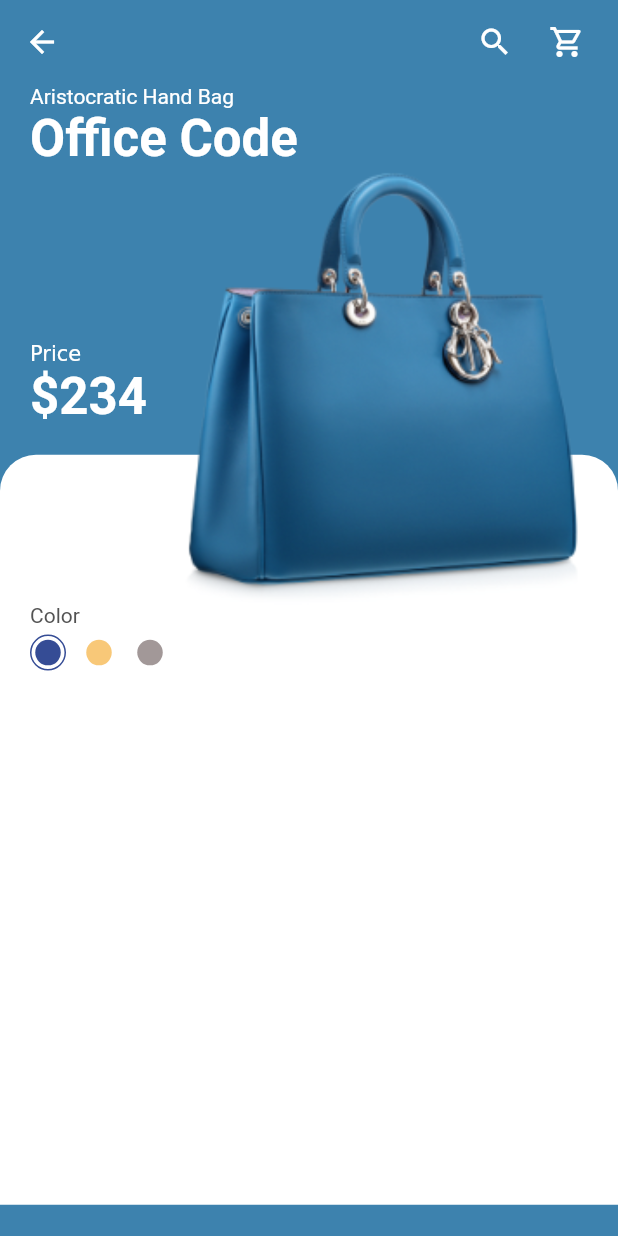
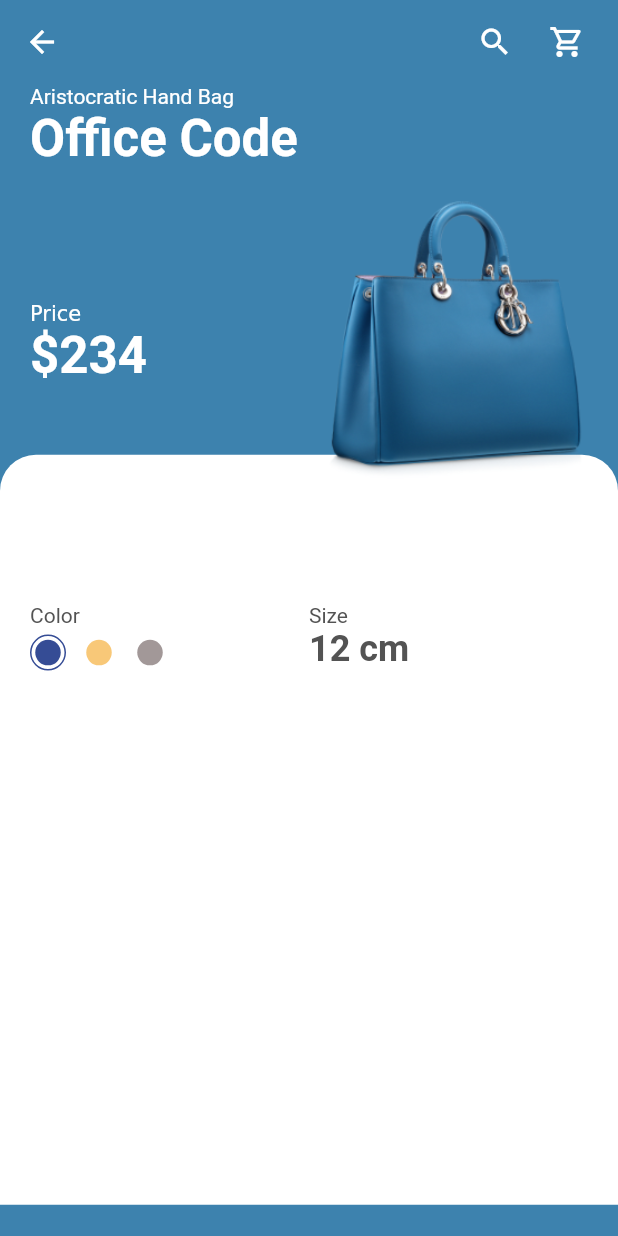
Before and after one commit to dancrux/shopping, a Flutter app: the screen it shows after launch, after a tap on "Office Code", on a phone screen of 412 x 824 dp. Run offline on Flutter 3.47's test engine with Material 2 defaults, Android fonts, the phone set to English and light mode, and no system bars.

Commit message:
Fixed White container overlapping price text in details screen

```diff
--- a/lib/screens/home/detail/components/body.dart
+++ b/lib/screens/home/detail/components/body.dart
@@ -32,7 +32,8 @@ class DetailBody extends StatelessWidget {
                     children: [
                       Row(
                         children: [
-                          Column(
+                          Expanded(
+                            child: Column(
                               crossAxisAlignment: CrossAxisAlignment.start,
                               children: [
                                 Text("Color"),
@@ -51,6 +52,24 @@ class DetailBody extends StatelessWidget {
                                   ],
                                 )
                               ],
+                            ),
+                          ),
+                          Expanded(
+                            child: RichText(
+                              text: TextSpan(
+                                  style: TextStyle(color: kTextColor),
+                                  children: [
+                                    TextSpan(text: "Size\n"),
+                                    TextSpan(
+                                      text: "${product.size} cm",
+                                      style: Theme.of(context)
+                                          .textTheme
+                                          .headline5
+                                          ?.copyWith(
+                                              fontWeight: FontWeight.bold),
+                                    )
+                                  ]),
+                            ),
                           )
                         ],
                       )
@@ -124,10 +143,13 @@ class ProductTitleWithImage extends StatelessWidget {
                 .headline4
                 ?.copyWith(color: Colors.white, fontWeight: FontWeight.bold),
           ),
+          SizedBox(
+            height: kDefaultPaddin,
+          ),
           Row(
+            mainAxisAlignment: MainAxisAlignment.spaceEvenly,
             children: [
-              Padding(
-                padding: const EdgeInsets.only(bottom: 14.0),
+              Expanded(
                 child: RichText(
                     text: TextSpan(children: [
                   TextSpan(text: "Price\n"),
@@ -144,7 +166,8 @@ class ProductTitleWithImage extends StatelessWidget {
                 child: Image.asset(
                   product.image,
                   fit: BoxFit.fill,
-              ))
+                ),
+              )
             ],
           ),
         ],
```
Also changed, not shown: pubspec.lock. Lines whose indentation alone changed are shown as unchanged.
